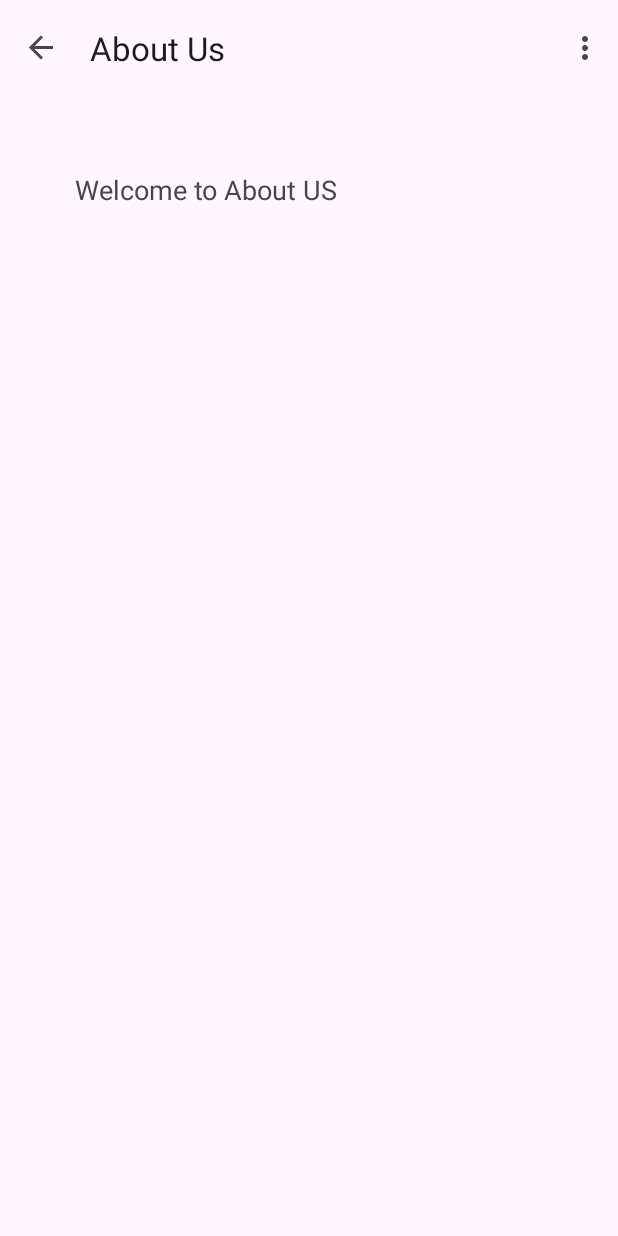
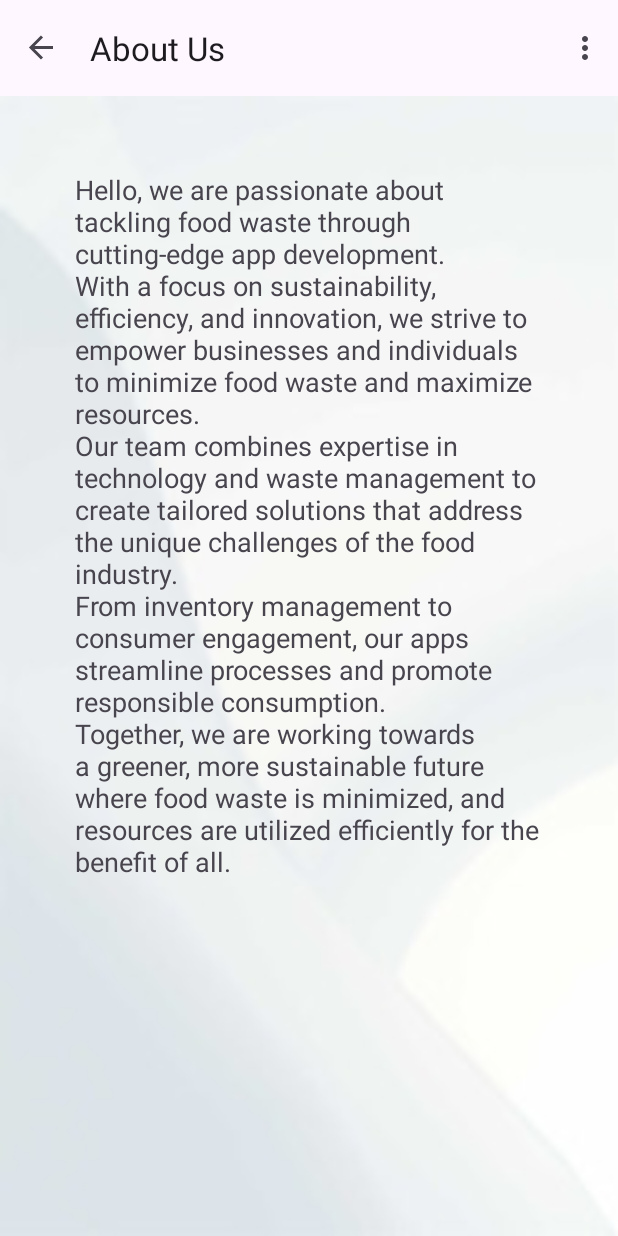
Before and after one commit to CS639-Team-4-Final-Project/FoodSave, an Android app: the About_Us screen opened through its navigation route, on a phone screen of 412 x 824 dp. Run offline under Robolectric (Android 15) with nearby library versions, the phone set to English and light mode, and no system bars; our stand-ins replace Firebase (no records; nobody signed in at launch, a user with empty details on screens opened directly), navigation-ui.

Commit message:
Modified About Us

```diff
--- a/app/src/main/res/layout/about_us.xml
+++ b/app/src/main/res/layout/about_us.xml
@@ -2,6 +2,7 @@
 <androidx.constraintlayout.widget.ConstraintLayout xmlns:android="http://schemas.android.com/apk/res/android"
     android:layout_width="match_parent"
     android:layout_height="match_parent"
+    android:background="@drawable/background2"
     xmlns:tools="http://schemas.android.com/tools"
     tools:context=".About_Us">
 
@@ -18,7 +19,7 @@
         android:width="10dp"
         android:height="50dp"
         android:padding="50dp"
-        android:text="@string/About_us_data"
+        android:text="@string/your_text_here"
         android:textSize="18sp" />
 </LinearLayout>
 </androidx.constraintlayout.widget.ConstraintLayout>
--- a/app/src/main/res/values/strings.xml
+++ b/app/src/main/res/values/strings.xml
@@ -23,6 +23,7 @@
     <string name="Food_Map">Food Map</string>
     <string name="Rewards">Rewards</string>
     <string name="About_Us">About Us</string>
+
     <string name="Contact_Us">Contact Us</string>
     <string name="dashboard">Dashboard</string>
     <string name="Feedback">Feedback on Donor</string>
@@ -30,5 +31,10 @@
     <string name="food_name">Food Items</string>
     <string name="description">Description</string>
     <string name="submit">Submit</string>
-    <string name="About_us_data">Welcome to About US</string>
+    <string name="your_text_here">Hello, we are passionate about tackling food waste through cutting-edge app development.
+        \nWith a focus on sustainability, efficiency, and innovation, we strive to empower businesses and individuals to minimize food waste and maximize resources.
+        \nOur team combines expertise in technology and waste management to create tailored solutions that address the unique challenges of the food industry.
+        \nFrom inventory management to consumer engagement, our apps streamline processes and promote responsible consumption.
+        \nTogether, we are working towards a greener, more sustainable future where food waste is minimized, and resources are utilized efficiently for the benefit of all.</string>
+
 </resources>
```
Also changed, not shown: 1 other file.
